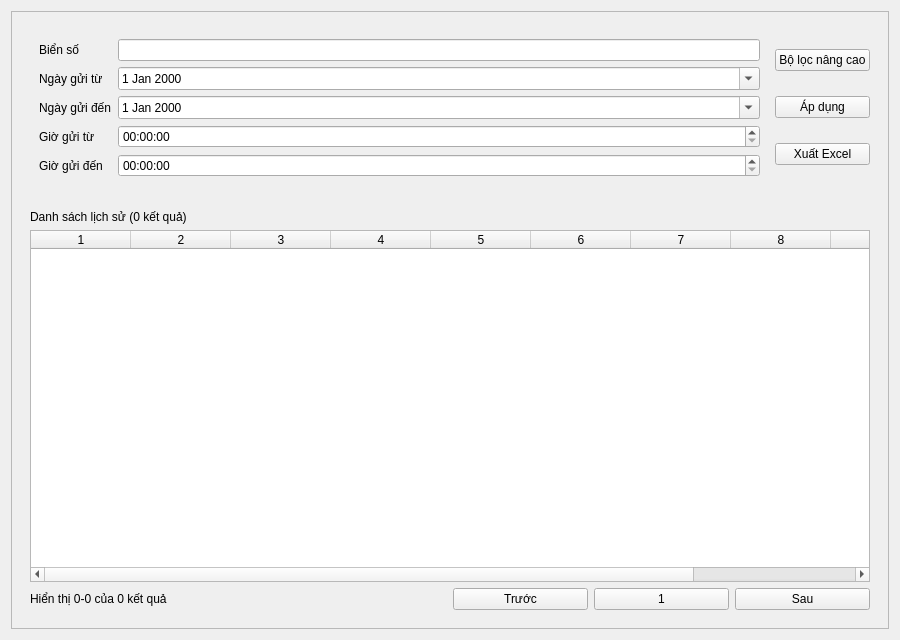
Before: the Qt Designer form 2. App_Desktop/ui/pages/history.ui in 2pvq2/Smart_Parking_System, drawn with Qt 5.
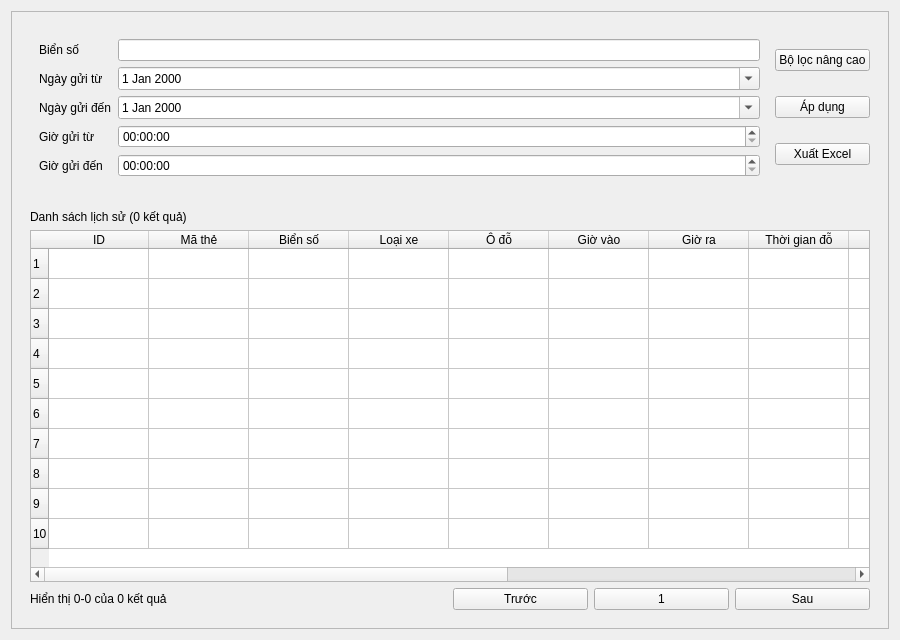
After: the same form once the commit is applied.

Diff of the .ui file:
```diff
--- a/2. App_Desktop/ui/pages/history.ui
+++ b/2. App_Desktop/ui/pages/history.ui
@@ -109,7 +109,50 @@
           </item>
           <item>
            <widget class="QTableWidget" name="historyTable">
-            <property name="columnCount"><number>10</number></property>
+            <property name="columnCount"><number>14</number></property>
+            <property name="rowCount"><number>10</number></property>
+            <column>
+             <property name="text"><string>ID</string></property>
+            </column>
+            <column>
+             <property name="text"><string>Mã thẻ</string></property>
+            </column>
+            <column>
+             <property name="text"><string>Biển số</string></property>
+            </column>
+            <column>
+             <property name="text"><string>Loại xe</string></property>
+            </column>
+            <column>
+             <property name="text"><string>Ô đỗ</string></property>
+            </column>
+            <column>
+             <property name="text"><string>Giờ vào</string></property>
+            </column>
+            <column>
+             <property name="text"><string>Giờ ra</string></property>
+            </column>
+            <column>
+             <property name="text"><string>Thời gian đỗ</string></property>
+            </column>
+            <column>
+             <property name="text"><string>Loại vé</string></property>
+            </column>
+            <column>
+             <property name="text"><string>Chủ xe</string></property>
+            </column>
+            <column>
+             <property name="text"><string>Phí</string></property>
+            </column>
+            <column>
+             <property name="text"><string>Thanh toán</string></property>
+            </column>
+            <column>
+             <property name="text"><string>Trạng thái</string></property>
+            </column>
+            <column>
+             <property name="text"><string>Ảnh vào</string></property>
+            </column>
            </widget>
           </item>
           <item>
```
